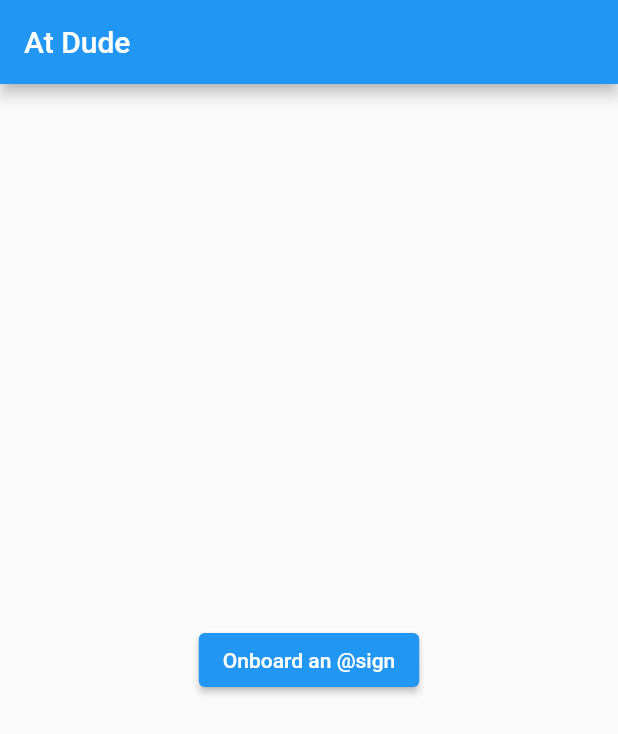
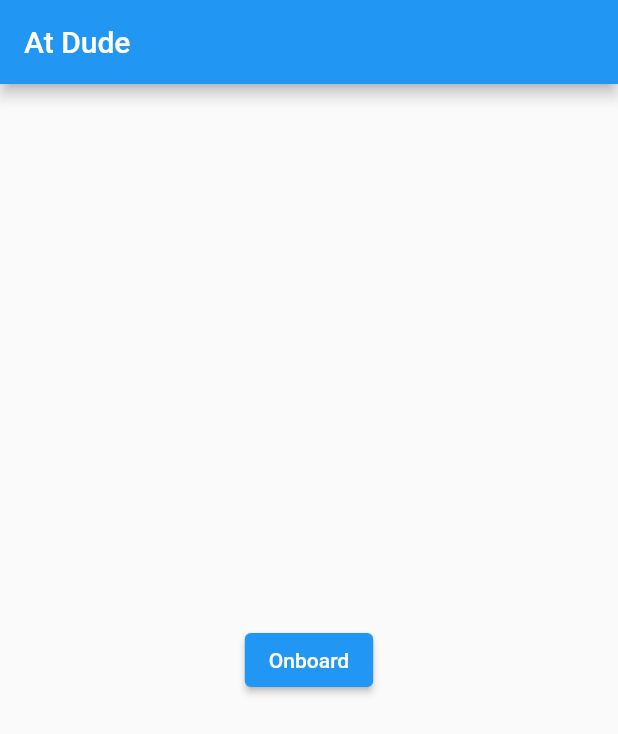
Before and after one commit to atsign-foundation/at_dude, a Flutter app: the screen it shows after launch, on a phone screen of 412 x 824 dp. Shown: the top 734 px of the screen. Run offline on Flutter 3.47's test engine with Material 2 defaults, Android fonts, the phone set to English and light mode, and no system bars; missing offline and left inert: at_app_flutter, at_client_mobile, at_contacts_flutter, at_onboarding_flutter, at_utils.

Commit message:
OnboardingScreen added as homescreen

```diff
--- a/lib/main.dart
+++ b/lib/main.dart
@@ -22,7 +22,14 @@ Future<void> main() async {
   } catch (e) {
     _logger.finer('Environment failed to load from .env: ', e);
   }
-  runApp(const MyApp());
+  runApp(
+    MaterialApp(
+      home: const MyApp(),
+      routes: {
+        SendDudeScreen.routeName: (context) => const SendDudeScreen(),
+      },
+    ),
+  );
 }
 
 Future<AtClientPreference> loadAtClientPreference() async {
@@ -50,45 +57,15 @@ class _MyAppState extends State<MyApp> {
   // * load the AtClientPreference in the background
   Future<AtClientPreference> futurePreference = loadAtClientPreference();
 
-  void _handleOnboarding() async {
-    Onboarding(
-      context: context,
-      atClientPreference: await futurePreference,
-      domain: AtEnv.rootDomain,
-      rootEnvironment: AtEnv.rootEnvironment,
-      appAPIKey: AtEnv.appApiKey,
-      onboard: (value, atsign) {
-        _logger.finer('Successfully onboarded $atsign');
-      },
-      onError: (error) {
-        _logger.severe('Onboarding throws $error error');
-      },
-      nextScreen: const HomeScreen(),
-    );
+  @override
+  void initState() {
+    super.initState();
+    WidgetsBinding.instance!
+        .addPostFrameCallback((_) => _handleOnboard(context));
   }
 
-  @override
-  void initState() {
-    // TODO: implement initState
-    // _handleOnboarding();
-    super.initState();
-  }
-
-  @override
-  Widget build(BuildContext context) {
-    return MaterialApp(
-      // * The onboarding screen (first screen)
-      home: Scaffold(
-        appBar: AppBar(
-          title: const Text('At Dude'),
-        ),
-        body: Builder(
-          builder: (context) => Center(
-            child: ElevatedButton(
-              onPressed: () async {
-                // * The Onboarding widget
-                // * This widget contains the required logic for onboarding an @sign into the app
-                // * Read more here: https://pub.dev/packages/at_onboarding_flutter
+  void _handleOnboard(BuildContext context) async {
+    if (mounted) {
       Onboarding(
         context: context,
         atClientPreference: await futurePreference,
@@ -103,15 +80,21 @@ class _MyAppState extends State<MyApp> {
         },
         nextScreen: const SendDudeScreen(),
       );
-              },
-              child: const Text('Onboard an @sign'),
+    }
+  }
+
+  @override
+  Widget build(BuildContext context) {
+    return Scaffold(
+      appBar: AppBar(
+        title: const Text('At Dude'),
+      ),
+      body: Center(
+        child: ElevatedButton(
+          child: Text("Onboard"),
+          onPressed: () => _handleOnboard(context),
         ),
       ),
-        ),
-      ),
-      routes: {
-        SendDudeScreen.routeName: (context) => const SendDudeScreen(),
-      },
     );
   }
 }
```
Lines whose indentation alone changed are shown as unchanged.
